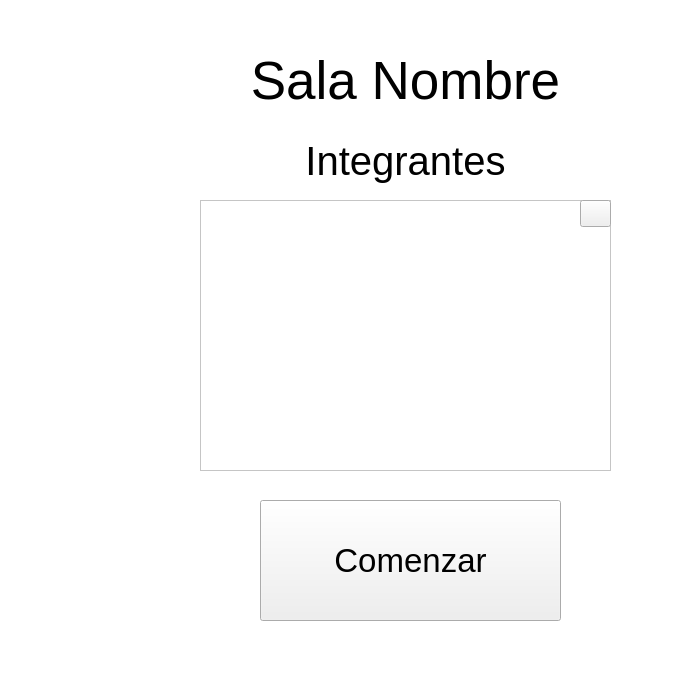
Qt form src/inicio/VentanaPrincipal.ui (GonzaM21/portal) before a commit.
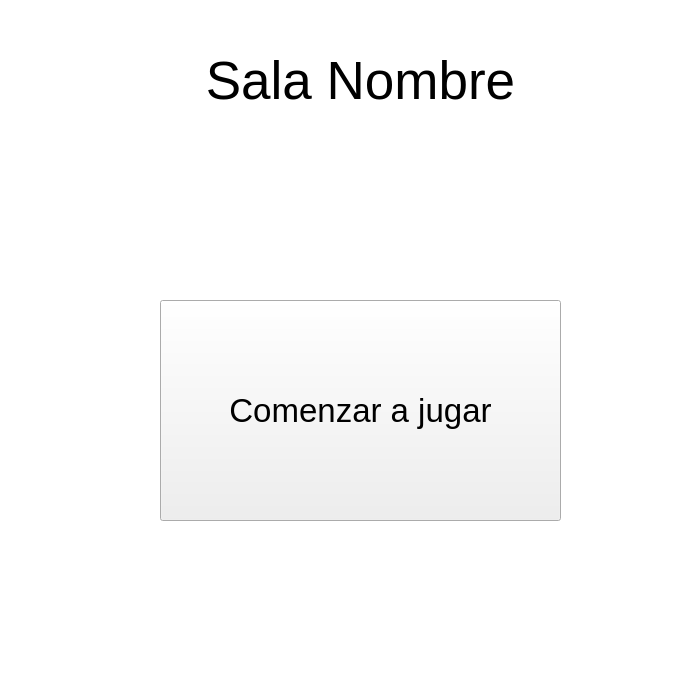
The same form after that commit. The open tabs and pages were chosen to show the change. Icons and pictures are not drawn.

Diff of the .ui file:
```diff
--- a/src/inicio/VentanaPrincipal.ui
+++ b/src/inicio/VentanaPrincipal.ui
@@ -345,33 +345,12 @@
     </widget>
    </widget>
    <widget class="QWidget" name="salaEspera">
-    <widget class="QLabel" name="integrantesLabel">
-     <property name="geometry">
-      <rect>
-       <x>200</x>
-       <y>130</y>
-       <width>411</width>
-       <height>61</height>
-      </rect>
-     </property>
-     <property name="font">
-      <font>
-       <pointsize>30</pointsize>
-      </font>
-     </property>
-     <property name="text">
-      <string>Integrantes</string>
-     </property>
-     <property name="alignment">
-      <set>Qt::AlignCenter</set>
-     </property>
-    </widget>
     <widget class="QLabel" name="sala">
      <property name="geometry">
       <rect>
-       <x>200</x>
+       <x>160</x>
        <y>50</y>
-       <width>411</width>
+       <width>401</width>
        <height>61</height>
       </rect>
      </property>
@@ -390,10 +369,10 @@
     <widget class="QPushButton" name="comenzarJuego">
      <property name="geometry">
       <rect>
-       <x>260</x>
-       <y>500</y>
-       <width>301</width>
-       <height>121</height>
+       <x>160</x>
+       <y>300</y>
+       <width>401</width>
+       <height>221</height>
       </rect>
      </property>
      <property name="font">
@@ -402,30 +381,7 @@
       </font>
      </property>
      <property name="text">
-      <string>Comenzar</string>
-     </property>
-    </widget>
-    <widget class="QListWidget" name="integrantesLista">
-     <property name="geometry">
-      <rect>
-       <x>200</x>
-       <y>200</y>
-       <width>411</width>
-       <height>271</height>
-      </rect>
-     </property>
-    </widget>
-    <widget class="QPushButton" name="reloadButton">
-     <property name="geometry">
-      <rect>
-       <x>580</x>
-       <y>200</y>
-       <width>31</width>
-       <height>27</height>
-      </rect>
-     </property>
-     <property name="text">
-      <string/>
+      <string>Comenzar a jugar</string>
      </property>
     </widget>
    </widget>
```
